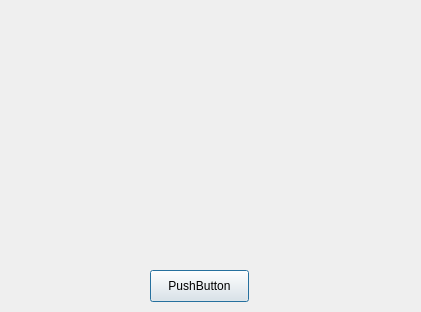
Old version of the form maindlg.ui in the repository juankti/plot-serial.
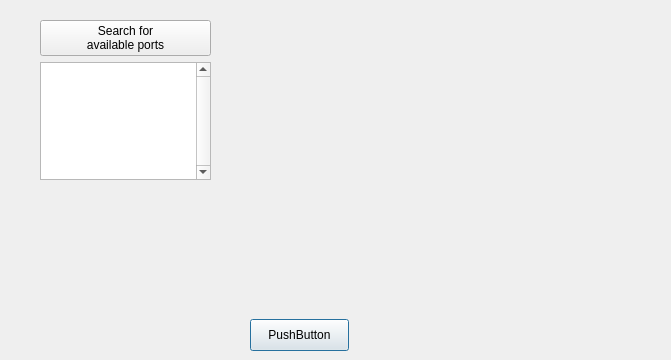
New version of the form. Custom widgets are drawn as their Qt base class.

Commit message: added port connection interface

The edit to the form file:
```diff
--- a/maindlg.ui
+++ b/maindlg.ui
@@ -6,37 +6,98 @@
    <rect>
     <x>0</x>
     <y>0</y>
-    <width>421</width>
-    <height>312</height>
+    <width>671</width>
+    <height>360</height>
    </rect>
   </property>
   <property name="windowTitle">
    <string>maindlg</string>
   </property>
-  <widget class="QCustomPlot" name="grafica" native="true">
+  <widget class="QLabel" name="labOpenPort">
    <property name="geometry">
     <rect>
-     <x>12</x>
-     <y>12</y>
-     <width>401</width>
-     <height>251</height>
-    </rect>
-   </property>
-   <layout class="QHBoxLayout" name="horizontalLayout"/>
-  </widget>
-  <widget class="QPushButton" name="pushButton">
-   <property name="geometry">
-    <rect>
-     <x>150</x>
-     <y>270</y>
-     <width>99</width>
-     <height>32</height>
+     <x>40</x>
+     <y>200</y>
+     <width>181</width>
+     <height>141</height>
     </rect>
    </property>
    <property name="text">
-    <string>PushButton</string>
+    <string/>
    </property>
   </widget>
+  <widget class="QWidget" name="">
+   <property name="geometry">
+    <rect>
+     <x>250</x>
+     <y>10</y>
+     <width>411</width>
+     <height>341</height>
+    </rect>
+   </property>
+   <layout class="QVBoxLayout" name="verticalLayout">
+    <item>
+     <widget class="QCustomPlot" name="grafica" native="true">
+      <layout class="QHBoxLayout" name="horizontalLayout"/>
+     </widget>
+    </item>
+    <item>
+     <widget class="QPushButton" name="pushButton">
+      <property name="maximumSize">
+       <size>
+        <width>99</width>
+        <height>32</height>
+       </size>
+      </property>
+      <property name="text">
+       <string>PushButton</string>
+      </property>
+     </widget>
+    </item>
+   </layout>
+  </widget>
+  <widget class="QWidget" name="">
+   <property name="geometry">
+    <rect>
+     <x>40</x>
+     <y>20</y>
+     <width>171</width>
+     <height>160</height>
+    </rect>
+   </property>
+   <layout class="QVBoxLayout" name="verticalLayout_2">
+    <item>
+     <widget class="QPushButton" name="btnPorts">
+      <property name="autoFillBackground">
+       <bool>true</bool>
+      </property>
+      <property name="text">
+       <string>Search for 
+available ports</string>
+      </property>
+     </widget>
+    </item>
+    <item>
+     <widget class="QListWidget" name="portsList">
+      <property name="verticalScrollBarPolicy">
+       <enum>Qt::ScrollBarPolicy::ScrollBarAlwaysOn</enum>
+      </property>
+      <property name="sizeAdjustPolicy">
+       <enum>QAbstractScrollArea::SizeAdjustPolicy::AdjustToContents</enum>
+      </property>
+      <property name="uniformItemSizes">
+       <bool>true</bool>
+      </property>
+      <property name="wordWrap">
+       <bool>true</bool>
+      </property>
+      <property name="itemAlignment">
+       <set>Qt::AlignmentFlag::AlignLeading</set>
+      </property>
+     </widget>
+    </item>
+   </layout>
+  </widget>
  </widget>
  <customwidgets>
   <customwidget>
```
The commit also changes 1058 other files.
